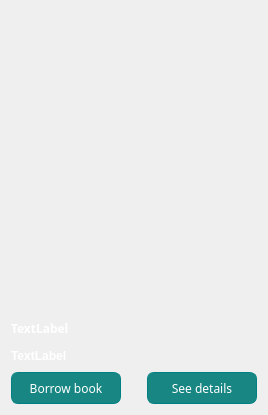
Qt form OnLib/OnLib/BookPreview.ui (Andrew-Gh21/OnLib) before a commit.
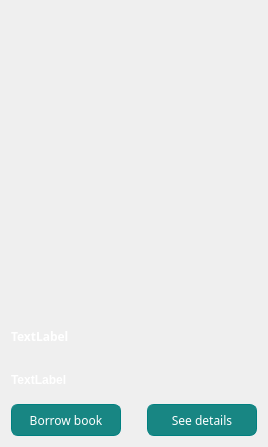
The same form after that commit.

Diff of the .ui file:
```diff
--- a/OnLib/OnLib/BookPreview.ui
+++ b/OnLib/OnLib/BookPreview.ui
@@ -7,7 +7,7 @@
     <x>0</x>
     <y>0</y>
     <width>268</width>
-    <height>415</height>
+    <height>447</height>
    </rect>
   </property>
   <property name="sizePolicy">
@@ -35,7 +35,7 @@
    <string notr="true"/>
   </property>
   <layout class="QGridLayout" name="gridLayout">
-   <item row="2" column="0">
+   <item row="1" column="0">
     <layout class="QHBoxLayout" name="horizontalLayout">
      <item>
       <spacer name="horizontalSpacer_2">
```
Left out of the diff: 36 changed lines with no effect on the pictures.
